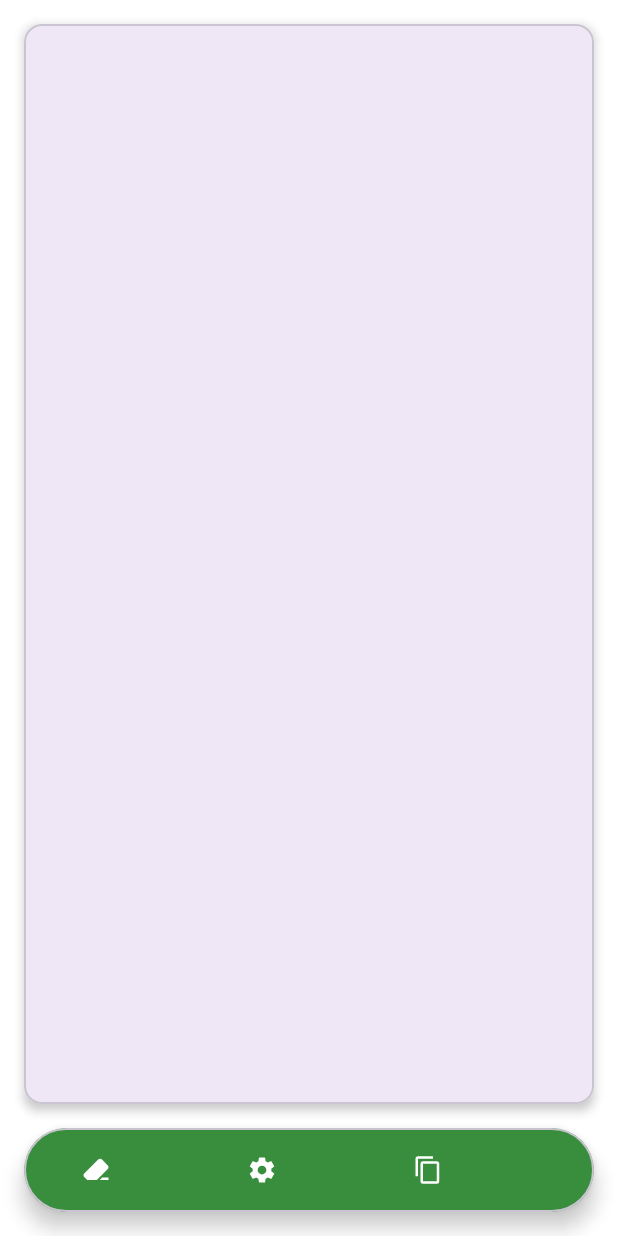
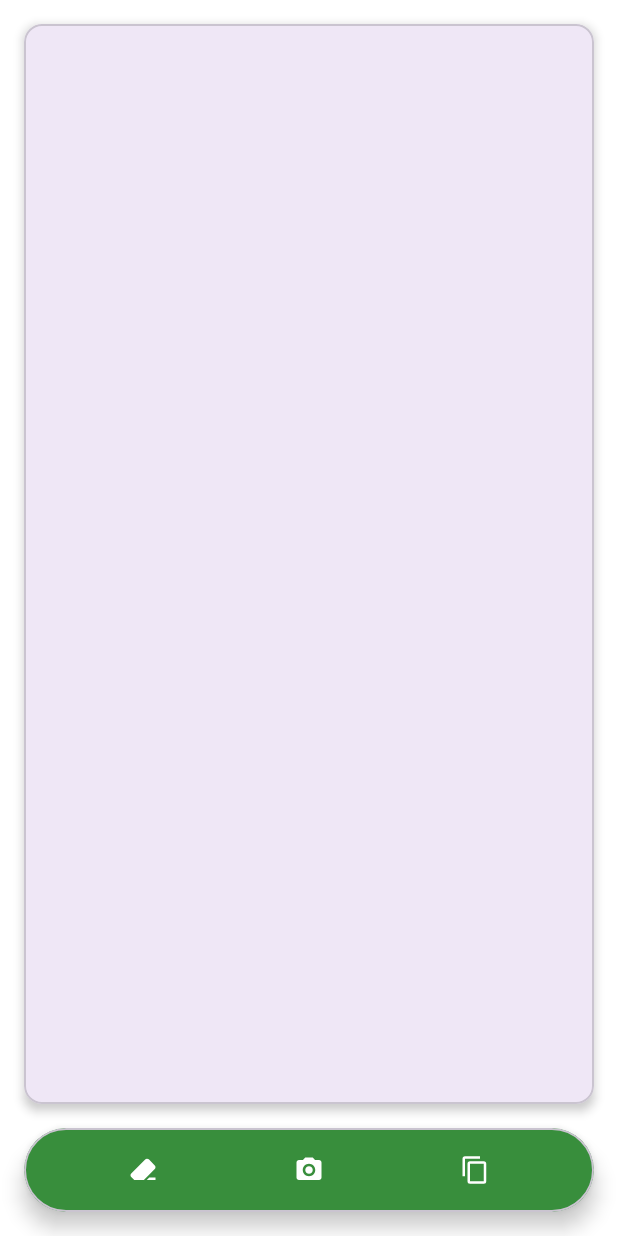
Before and after one commit to bug-akshay/notescapture, an Android app: the NotesActivity screen opened directly, with no data from a screen before it, on a phone screen of 412 x 824 dp. Run offline under Robolectric (Android 15) with nearby library versions, the phone set to English and light mode, and no system bars; libraries missing offline, so code that uses them is left out: com.google.mlkit.vision; plain views replace PreviewView; 1 statement that could not run was skipped.

Commit message:
Updated the Camera button and align

```diff
--- a/app/src/main/java/com/example/notescapture/MainActivity.java
+++ b/app/src/main/java/com/example/notescapture/MainActivity.java
@@ -19,6 +19,7 @@ public class MainActivity extends AppCompatActivity {
             Insets systemBars = insets.getInsets(WindowInsetsCompat.Type.systemBars());
             v.setPadding(systemBars.left, systemBars.top, systemBars.right, systemBars.bottom);
             return insets;
+
         });
     }
 }
--- a/app/src/main/res/drawable/ic_camera.xml
+++ b/app/src/main/res/drawable/ic_camera.xml
@@ -6,5 +6,8 @@
     android:viewportHeight="24">
     <path
         android:fillColor="#FFFFFF"
-        android:pathData="M12,15.5A3.5,3.5 0 0,1 8.5,12A3.5,3.5 0 0,1 12,8.5A3.5,3.5 0 0,1 15.5,12A3.5,3.5 0 0,1 12,15.5M19.43,12.97C19.47,12.65 19.5,12.33 19.5,12C19.5,11.67 19.47,11.34 19.43,11L21.54,9.37C21.73,9.22 21.78,8.95 21.66,8.73L19.66,5.27C19.54,5.05 19.27,4.96 19.05,5.05L16.56,6.05C16.04,5.66 15.5,5.32 14.87,5.07L14.5,2.42C14.46,2.18 14.25,2 14,2H10C9.75,2 9.54,2.18 9.5,2.42L9.13,5.07C8.5,5.32 7.96,5.66 7.44,6.05L4.95,5.05C4.73,4.96 4.46,5.05 4.34,5.27L2.34,8.73C2.21,8.95 2.27,9.22 2.46,9.37L4.57,11C4.53,11.34 4.5,11.67 4.5,12C4.5,12.33 4.53,12.65 4.57,12.97L2.46,14.63C2.27,14.78 2.21,15.05 2.34,15.27L4.34,18.73C4.46,18.95 4.73,19.03 4.95,18.95L7.44,17.94C7.96,18.34 8.5,18.68 9.13,18.93L9.5,21.58C9.54,21.82 9.75,22 10,22H14C14.25,22 14.46,21.82 14.5,21.58L14.87,18.93C15.5,18.67 16.04,18.34 16.56,17.94L19.05,18.95C19.27,19.03 19.54,18.95 19.66,18.73L21.66,15.27C21.78,15.05 21.73,14.78 21.54,14.63L19.43,12.97Z" />
+        android:pathData="M20,4h-3.17L15,2H9L7.17,4H4C2.9,4 2,4.9 2,6v12c0,1.1 0.9,2 2,2h16c1.1,0 2,-0.9 2,-2V6C22,4.9 21.1,4 20,4zM12,17c-2.76,0 -5,-2.24 -5,-5s2.24,-5 5,-5s5,2.24 5,5S14.76,17 12,17z" />
+    <path
+        android:fillColor="#FFFFFF"
+        android:pathData="M12,15c1.65,0 3,-1.35 3,-3s-1.35,-3 -3,-3s-3,1.35 -3,3S10.35,15 12,15z" />
 </vector>
--- a/app/src/main/res/layout/activity_notes.xml
+++ b/app/src/main/res/layout/activity_notes.xml
@@ -52,34 +52,57 @@
             android:layout_width="match_parent"
             android:layout_height="56dp"
             android:gravity="center"
+            android:layout_gravity="center"
             android:orientation="horizontal"
+            android:weightSum="3"
             android:paddingHorizontal="24dp">
 
             <com.google.android.material.button.MaterialButton
                 android:id="@+id/clearButton"
                 style="@style/Widget.Material3.Button.IconButton"
-                android:layout_width="wrap_content"
-                android:layout_height="wrap_content"
+                android:layout_width="0dp"
+                android:layout_height="match_parent"
                 android:layout_weight="1"
+                android:insetLeft="0dp"
+                android:insetTop="0dp"
+                android:insetRight="0dp"
+                android:insetBottom="0dp"
+                android:gravity="center"
                 app:icon="@drawable/ic_eraser"
+                app:iconGravity="textStart"
+                app:iconPadding="0dp"
                 app:iconTint="@color/white" />
 
             <com.google.android.material.button.MaterialButton
                 android:id="@+id/captureButton"
                 style="@style/Widget.Material3.Button.IconButton"
-                android:layout_width="wrap_content"
-                android:layout_height="wrap_content"
+                android:layout_width="0dp"
+                android:layout_height="match_parent"
                 android:layout_weight="1"
+                android:insetLeft="0dp"
+                android:insetTop="0dp"
+                android:insetRight="0dp"
+                android:insetBottom="0dp"
+                android:gravity="center"
                 app:icon="@drawable/ic_camera"
+                app:iconGravity="textStart"
+                app:iconPadding="0dp"
                 app:iconTint="@color/white" />
 
             <com.google.android.material.button.MaterialButton
                 android:id="@+id/copyButton"
                 style="@style/Widget.Material3.Button.IconButton"
-                android:layout_width="wrap_content"
-                android:layout_height="wrap_content"
+                android:layout_width="0dp"
+                android:layout_height="match_parent"
                 android:layout_weight="1"
+                android:insetLeft="0dp"
+                android:insetTop="0dp"
+                android:insetRight="0dp"
+                android:insetBottom="0dp"
+                android:gravity="center"
                 app:icon="@drawable/ic_copy"
+                app:iconGravity="textStart"
+                app:iconPadding="0dp"
                 app:iconTint="@color/white" />
 
         </LinearLayout>
```
